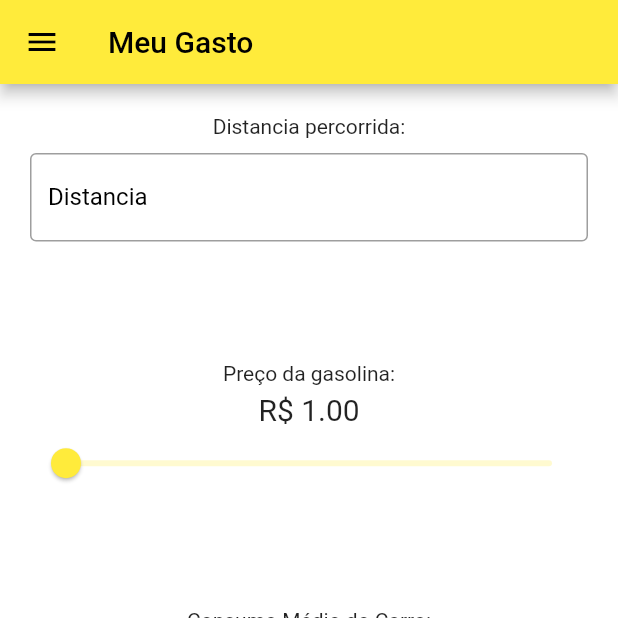
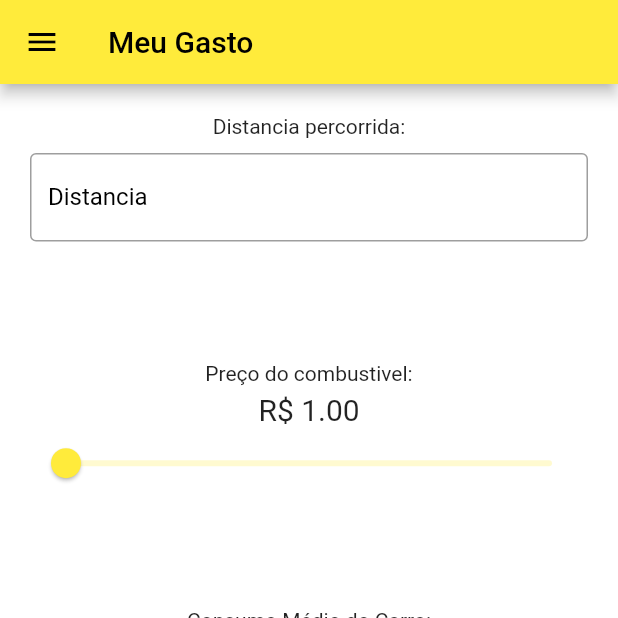
Before and after one commit to celjr/meuconsumo, a Flutter app: the screen it shows after launch, on a phone screen of 412 x 824 dp, the top half of it. Run offline on Flutter 3.47's test engine with Material 2 defaults, Android fonts, the phone set to English and light mode, and no system bars; our stand-ins replace google_mobile_ads, in_app_review; network calls fail.

Commit message:
ajustes labels

```diff
--- a/lib/src/presentation/components/distance_component.dart
+++ b/lib/src/presentation/components/distance_component.dart
@@ -28,7 +28,11 @@ class DistanceComponent extends StatelessWidget {
                   FilteringTextInputFormatter.allow(RegExp(r'^([\d.]+)?$')),
                 ],
                 onChanged: (value) {
-                  gastoController.distPercorrida = value;
+                    if (value.isEmpty) {
+                    gastoController.distPercorrida = '0';
+                  } else {
+                    gastoController.distPercorrida = value;
+                  }
 
                   gastoController.calculoGastoMedio();
                 },
--- a/lib/src/presentation/pages/my_home_page.dart
+++ b/lib/src/presentation/pages/my_home_page.dart
@@ -88,7 +88,7 @@ class _MyHomePageState extends State<MyHomePage> {
               height: screenSize.height / 5,
               child: Column(
                 children: [
-                  const Text("Preço da gasolina:"),
+                  const Text("Preço do combustivel:"),
                   const SizedBox(height: 5),
                   ValueListenableBuilder(
                     valueListenable: gastoController.valorGasolina,
```
